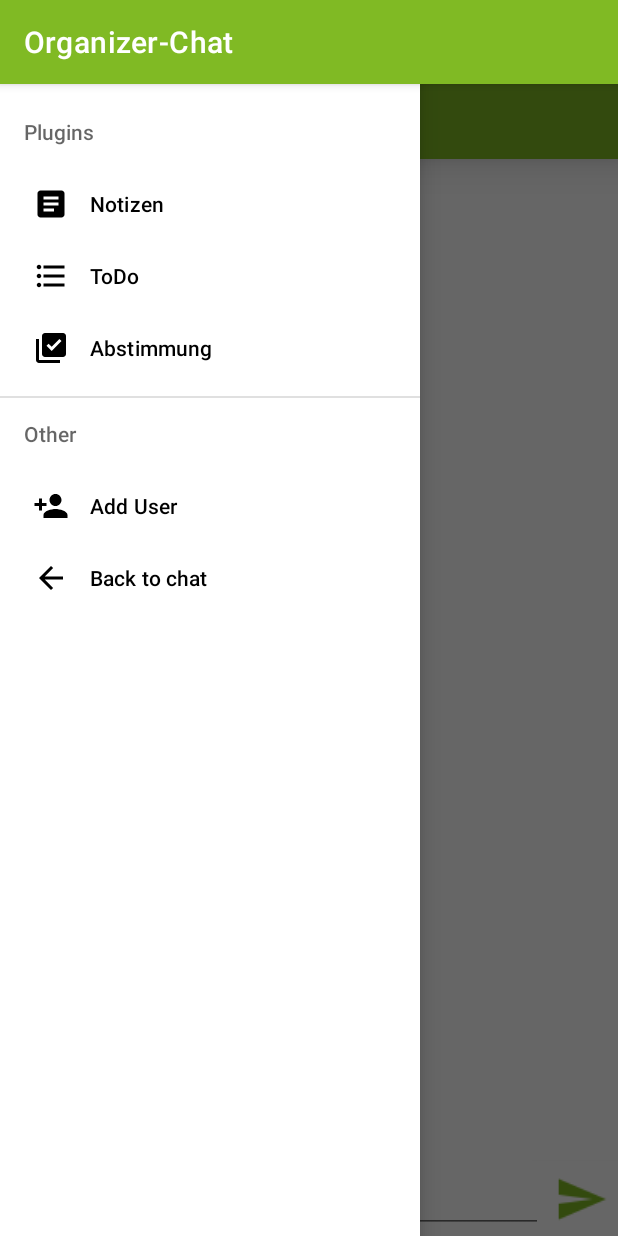
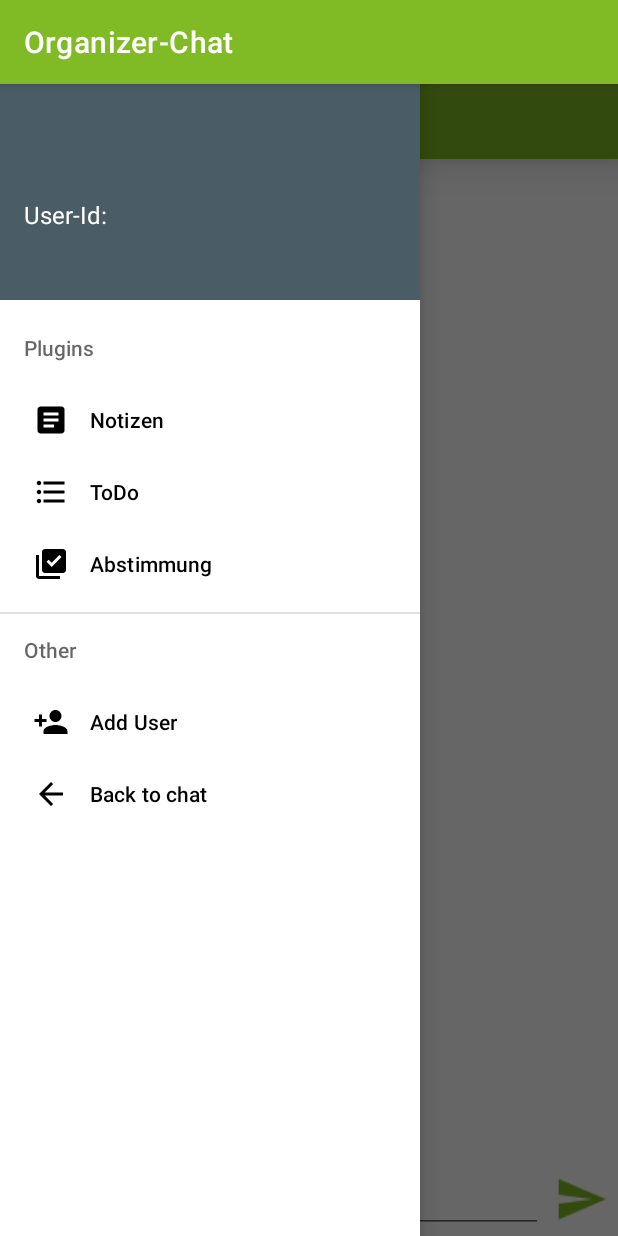
Before and after one commit to TobiWan1995/Organizer-Chat, an Android app: the ChatActivity screen opened directly, with no data from a screen before it, with the side drawer open, on a phone screen of 412 x 824 dp. Run offline under Robolectric (Android 15) with nearby library versions, the phone set to English and light mode, and no system bars; our stand-ins replace Firebase (no records; nobody signed in at launch, a user with empty details on screens opened directly); 3 statements that could not run were skipped.

Commit message:
Update activity_chat.xml

```diff
--- a/app/src/main/res/layout/activity_chat.xml
+++ b/app/src/main/res/layout/activity_chat.xml
@@ -39,17 +39,7 @@
                     app:layout_constraintTop_toTopOf="parent"
                     app:srcCompat="@drawable/ic_baseline_menu_24" />
 
-                <ImageButton
-                    android:id="@+id/deletePollBtn"
-                    android:layout_width="wrap_content"
-                    android:layout_height="wrap_content"
-                    app:layout_constraintEnd_toEndOf="parent"
-                    android:layout_marginEnd="5dp"
-                    app:layout_constraintTop_toTopOf="parent"
-                    app:layout_constraintBottom_toBottomOf="parent"
-                    app:srcCompat="@drawable/ic_baseline_delete_black"
-                    android:background="@color/transparent"
-                    android:visibility="invisible"/>
+
 
 
 
@@ -117,7 +107,8 @@
         android:layout_width="wrap_content"
         android:layout_height="match_parent"
         android:layout_gravity="start"
-        app:menu="@menu/drawer_menu">
+        app:menu="@menu/drawer_menu"
+        app:headerLayout="@layout/nav_header">
 
     </com.google.android.material.navigation.NavigationView>
 </androidx.drawerlayout.widget.DrawerLayout>
```
